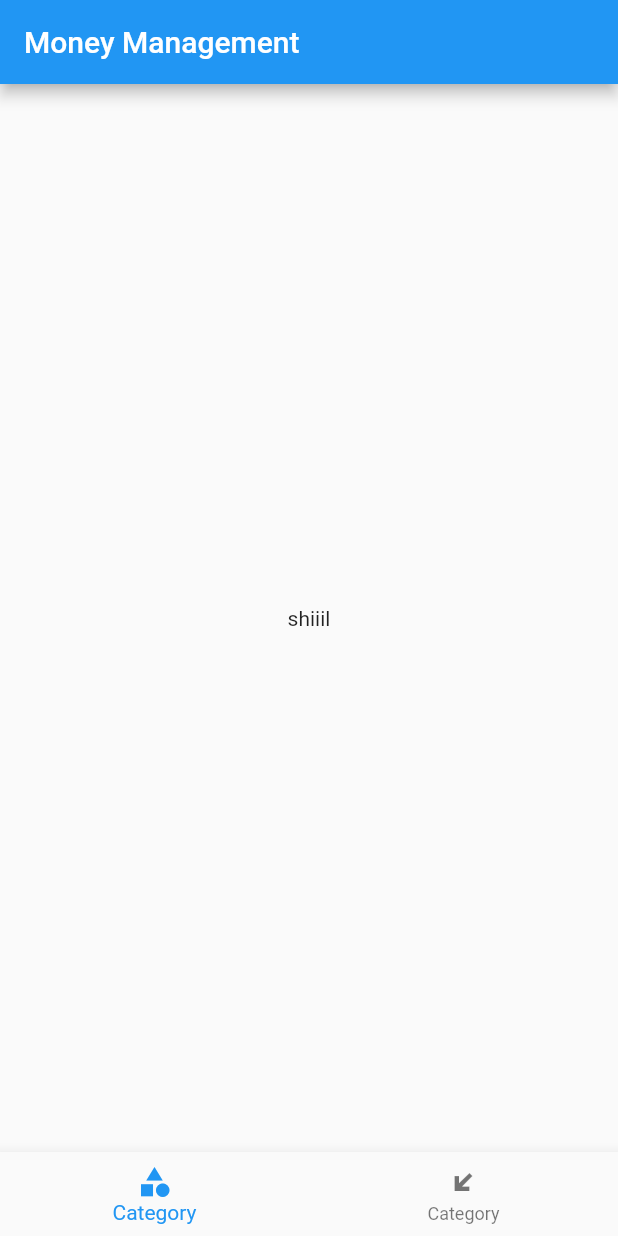
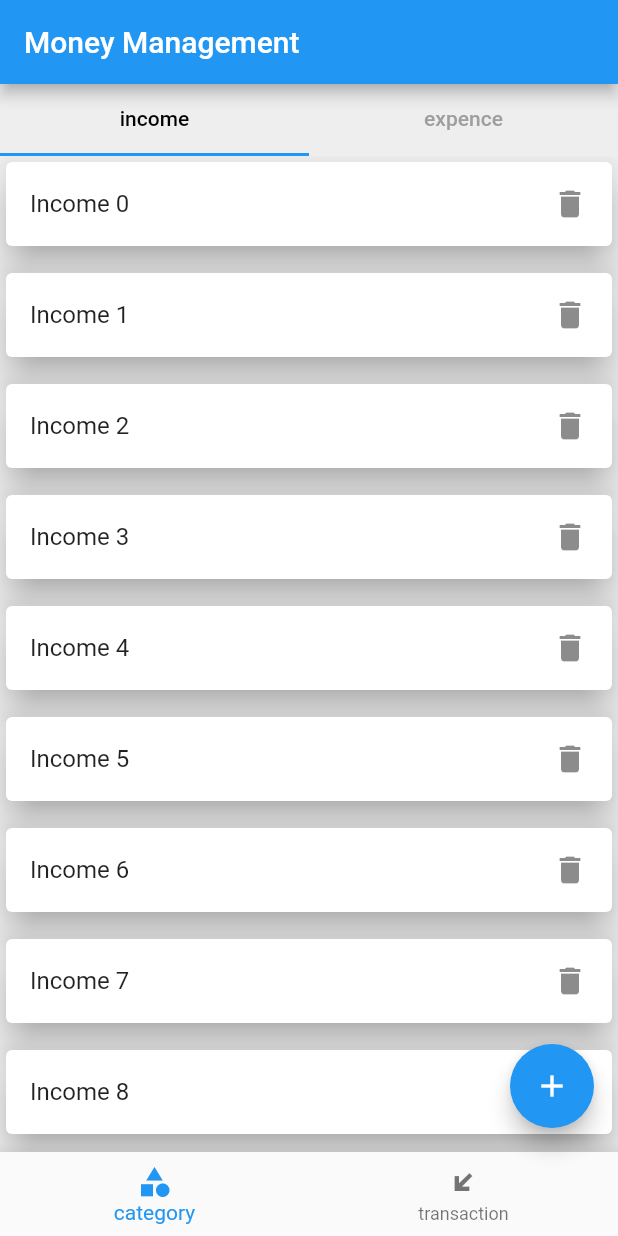
Before and after one commit to Shibiliaruka/money_management, a Flutter app: the screen it shows after launch, on a phone screen of 412 x 824 dp. Run offline on Flutter 3.47's test engine with Material 2 defaults, Android fonts, the phone set to English and light mode, and no system bars.

Commit message:
Ui Completed

```diff
--- /dev/null
+++ b/lib/category/income_category.dart
@@ -0,0 +1,25 @@
+import 'package:flutter/material.dart';
+
+class income_cat extends StatelessWidget {
+  const income_cat({Key? key}) : super(key: key);
+
+  @override
+  Widget build(BuildContext context) {
+    return ListView.separated(
+        itemBuilder: (ctxt, index) {
+          return Card(
+            elevation: 10,
+            child: ListTile(
+              title: Text('Income $index'),
+              trailing: Icon(Icons.delete),
+            ),
+          );
+        },
+        separatorBuilder: (ctxt, index) {
+          return SizedBox(
+            height: 10,
+          );
+        },
+        itemCount: 100);
+  }
+}
--- /dev/null
+++ b/lib/category/screen_category.dart
@@ -0,0 +1,44 @@
+import 'package:flutter/material.dart';
+import 'package:management/category/expense_category.dart';
+import 'package:management/category/income_category.dart';
+
+class screencategory extends StatefulWidget {
+  @override
+  State<screencategory> createState() => _screencategoryState();
+}
+
+class _screencategoryState extends State<screencategory>
+    with SingleTickerProviderStateMixin {
+  late TabController _tabController;
+
+  @override
+  void initState() {
+    _tabController = TabController(length: 2, vsync: this);
+  }
+
+  @override
+  Widget build(BuildContext context) {
+    return Column(
+      children: [
+        TabBar(
+            controller: _tabController,
+            labelColor: Colors.black,
+            unselectedLabelColor: Colors.grey,
+            tabs: [
+              Tab(
+                child: Text('income'),
+              ),
+              Tab(
+                child: Text('expence'),
+              ),
+            ]),
+        Expanded(
+          child: TabBarView(controller: _tabController, children: [
+            income_cat(),
+            expense_cat(),
+          ]),
+        ),
+      ],
+    );
+  }
+}
--- a/lib/bottom_navigation.dart
+++ b/lib/home/bottom_navigation.dart
@@ -1,5 +1,5 @@
 import 'package:flutter/material.dart';
-import 'package:management/screen_home.dart';
+import 'package:management/screen/screen_home.dart';
 
 class navi extends StatelessWidget {
   const navi({Key? key}) : super(key: key);
@@ -12,9 +12,9 @@ class navi extends StatelessWidget {
           return BottomNavigationBar(
               items: [
                 BottomNavigationBarItem(
-                    icon: Icon(Icons.category), label: 'Category'),
+                    icon: Icon(Icons.category), label: 'category'),
                 BottomNavigationBarItem(
-                    icon: Icon(Icons.transit_enterexit), label: 'Category'),
+                    icon: Icon(Icons.transit_enterexit), label: 'transaction'),
               ],
               onTap: (int index) {
                 screenhome.selectedindexnotifier.value = index;
--- a/lib/main.dart
+++ b/lib/home/main.dart
@@ -1,5 +1,5 @@
 import 'package:flutter/material.dart';
-import 'package:management/screen_home.dart';
+import 'package:management/screen/screen_home.dart';
 
 void main() => runApp(money());
 
--- /dev/null
+++ b/lib/screen/screen_home.dart
@@ -0,0 +1,37 @@
+import 'package:flutter/material.dart';
+import 'package:management/home/bottom_navigation.dart';
+import 'package:management/category/screen_category.dart';
+import 'package:management/screen/screen_transaction.dart';
+
+class screenhome extends StatelessWidget {
+  static ValueNotifier<int> selectedindexnotifier = ValueNotifier(0);
+  final pages = [screencategory(), screentransaction()];
+
+  @override
+  Widget build(BuildContext context) {
+    return Scaffold(
+      backgroundColor: Colors.grey[200],
+      appBar: AppBar(
+        title: Text('Money Management'),
+      ),
+      body: SafeArea(
+          child: ValueListenableBuilder(
+        valueListenable: selectedindexnotifier,
+        builder: (BuildContext context, int updatedindex, Widget? _) {
+          return pages[updatedindex];
+        },
+      )),
+      bottomNavigationBar: navi(),
+      floatingActionButton: FloatingActionButton(
+        onPressed: () {
+          if (selectedindexnotifier.value == 0) {
+            print('transaction');
+          } else {
+            print('category');
+          }
+        },
+        child: Icon(Icons.add),
+      ),
+    );
+  }
+}
--- a/lib/screen_category.dart
+++ /dev/null
@@ -1,14 +0,0 @@
-import 'package:flutter/material.dart';
-
-class screencategory extends StatelessWidget {
-  const screencategory({Key? key}) : super(key: key);
-
-  @override
-  Widget build(BuildContext context) {
-    return Container(
-      child: Center(
-        child: Text('shiiil'),
-      ),
-    );
-  }
-}
--- a/lib/screen_home.dart
+++ /dev/null
@@ -1,27 +0,0 @@
-import 'package:flutter/material.dart';
-import 'package:management/bottom_navigation.dart';
-import 'package:management/screen_category.dart';
-import 'package:management/screen_transaction.dart';
-
-class screenhome extends StatelessWidget {
-  const screenhome({Key? key}) : super(key: key);
-
-  static ValueNotifier<int> selectedindexnotifier = ValueNotifier(0);
-  final pages = const [screencategory(), screentransaction()];
-
-  @override
-  Widget build(BuildContext context) {
-    return Scaffold(
-        appBar: AppBar(
-          title: Text('Money Management'),
-        ),
-        body: SafeArea(
-            child: ValueListenableBuilder(
-          valueListenable: selectedindexnotifier,
-          builder: (BuildContext context, int updatedindex, Widget? _) {
-            return pages[updatedindex];
-          },
-        )),
-        bottomNavigationBar: navi());
-  }
-}
```
Also changed, not shown: lib/category/expense_category.dart (added, +25 -0 lines), lib/screen/screen_transaction.dart (added, +30 -0 lines), lib/screen_transaction.dart (deleted, +0 -14 lines), 1 other file.
